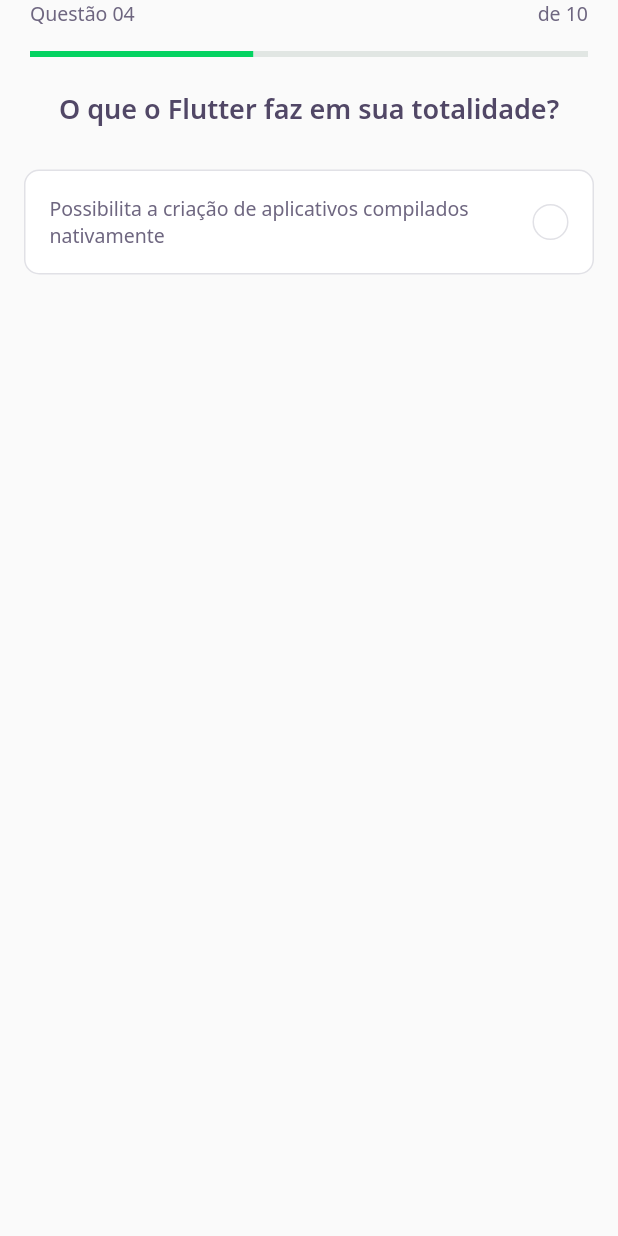
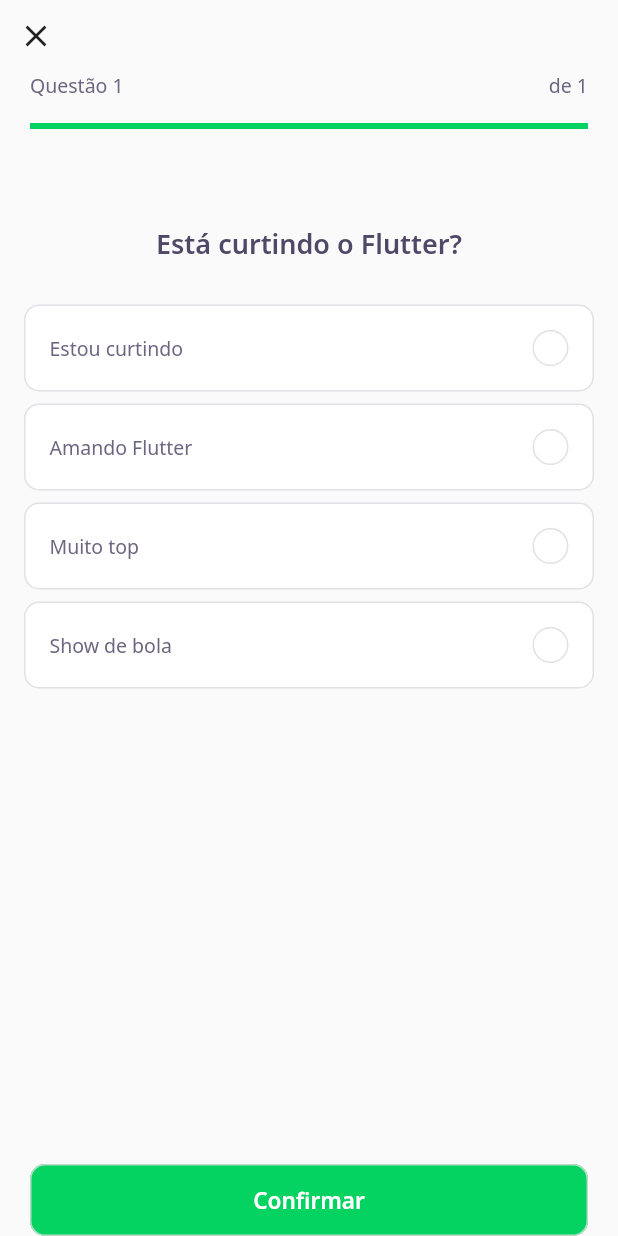
Before and after one commit to Dhi-Carvalho/NLW5-Trilha_Flutter, a Flutter app: the screen it shows after launch, after a tap on "NLW 5 Flutter", on a phone screen of 412 x 824 dp. Run offline on Flutter 3.47's test engine with Material 2 defaults, Android fonts, the phone set to English and light mode, and no system bars; our stand-ins replace google_fonts; accounts and stored records are empty; network calls fail.

Commit message:
Completion of the fourth class

```diff
--- a/devquiz/lib/challenge/challenge_page.dart
+++ b/devquiz/lib/challenge/challenge_page.dart
@@ -1,26 +1,109 @@
+import 'package:devquiz/challenge/challenge_controller.dart';
+import 'package:devquiz/challenge/widgets/next_button/next_button_widget.dart';
 import 'package:devquiz/challenge/widgets/question_indicator/question_indicator_widget.dart';
 import 'package:devquiz/challenge/widgets/quiz/quiz_widget.dart';
+import 'package:devquiz/shared/models/question_model.dart';
 import 'package:flutter/material.dart';
 
 class ChallengePage extends StatefulWidget {
-  ChallengePage({Key? key}) : super(key: key);
+  final List<QuestionModel> questions;
+  ChallengePage({Key? key, required this.questions}) : super(key: key);
 
   @override
   _ChallengePageState createState() => _ChallengePageState();
 }
 
 class _ChallengePageState extends State<ChallengePage> {
+  final controller = ChallengeController();
+  final pageController = PageController();
+  @override
+  void initState() {
+    pageController.addListener(() {
+      controller.currentPage = pageController.page!.toInt() + 1;
+    });
+    super.initState();
+  }
+
+  void nextPage() {
+    if(controller.currentPage < widget.questions.length)
+    pageController.nextPage(
+      duration: Duration(milliseconds: 100),
+      curve: Curves.linear,
+    );
+  }
+
   @override
   Widget build(BuildContext context) {
     return Scaffold(
-      appBar: PreferredSize(
-        preferredSize: Size.fromHeight(60),
-        child: SafeArea(
-          top: true,
-          child: QuestionIndicatorWidget()
+        appBar: PreferredSize(
+          preferredSize: Size.fromHeight(86),
+          child: SafeArea(
+              top: true,
+              child: Column(
+                crossAxisAlignment: CrossAxisAlignment.start,
+                children: [
+                  IconButton(
+                      icon: Icon(Icons.close),
+                      onPressed: () {
+                        Navigator.pop(context);
+                      }),
+                  ValueListenableBuilder<int>(
+                    valueListenable: controller.currentPageNotifier,
+                    builder: (context, value, _) => QuestionIndicatorWidget(
+                      currentPage: controller.currentPage,
+                      length: widget.questions.length,
+                    ),
+                  ),
+                ],
+              )),
         ),
-      ),
-    body: QuizWidget(title: "O que o Flutter faz em sua totalidade?"),
-    );
+        body: PageView(
+          physics: NeverScrollableScrollPhysics(),
+          controller: pageController,
+          children: widget.questions
+              .map((e) => QuizWidget(
+                    question: e,
+                    onChange: nextPage,
+                  ))
+              .toList(),
+        ),
+        bottomNavigationBar: SafeArea(
+          bottom: true,
+          child: Padding(
+            padding: const EdgeInsets.symmetric(horizontal: 20),
+            child: ValueListenableBuilder<int>(
+              valueListenable: controller.currentPageNotifier,
+              builder: (context, value, _) => Row(
+                mainAxisAlignment: MainAxisAlignment.spaceAround,
+                children: [
+                  if(controller.currentPage < widget.questions.length)
+                    Expanded(
+                      child: NextButtonWidget.white(
+                        label: "Pular",
+                        onTap: nextPage,
+                    )),
+                  if (value == widget.questions.length)
+                    Expanded(
+                        child: NextButtonWidget.green(
+                            label: "Confirmar",
+                            onTap: () {
+                              Navigator.pop(context);
+                            }
+                    )),
+                  //Expanded(
+                  //    child: NextButtonWidget.green(
+                  //  label: "Próximo",
+                  //  onTap: () {
+                  //    pageController.nextPage(
+                  //      duration: Duration(milliseconds: 100),
+                  //      curve: Curves.linear,
+                  //    );
+                  //  },
+                  //)),
+                ],
+              ),
+            ),
+          ),
+        ));
   }
 }
--- a/devquiz/lib/challenge/widgets/answer/answer_widget.dart
+++ b/devquiz/lib/challenge/widgets/answer/answer_widget.dart
@@ -1,40 +1,47 @@
 import 'package:devquiz/core/app_colors.dart';
 import 'package:devquiz/core/app_text_styles.dart';
+import 'package:devquiz/shared/models/answer_model.dart';
 import 'package:flutter/material.dart';
 
 class AnswerWidget extends StatelessWidget {
-  final String title;
-  final bool isRight;
+  final AnswerModel answer;
   final bool isSelected;
+  final bool disabled;
+  final VoidCallback onTap;
 
   const AnswerWidget({
     Key? key,
-    required this.title,
-    this.isRight = false,
+    required this.answer,
+    required this.onTap,
     this.isSelected = false,
+    this.disabled = false,
   }) : super(key: key);
 
   Color get _selectedColorRight =>
-      isRight ? AppColors.darkGreen : AppColors.darkRed;
+      answer.isRight ? AppColors.darkGreen : AppColors.darkRed;
 
   Color get _selectedBorderRight =>
-      isRight ? AppColors.lightGreen : AppColors.lightRed;
+      answer.isRight ? AppColors.lightGreen : AppColors.lightRed;
 
   Color get _selectedColorCardRight =>
-      isRight ? AppColors.lightGreen : AppColors.lightRed;
+      answer.isRight ? AppColors.lightGreen : AppColors.lightRed;
 
   Color get _selectedBorderCardRight =>
-      isRight ? AppColors.green : AppColors.red;
+      answer.isRight ? AppColors.green : AppColors.red;
 
   TextStyle get _selectedTextStyleRight =>
-      isRight ? AppTextStyles.bodyDarkGreen : AppTextStyles.bodyDarkRed;
+      answer.isRight ? AppTextStyles.bodyDarkGreen : AppTextStyles.bodyDarkRed;
 
-  IconData get _selectedIconRight => isRight ? Icons.check : Icons.close;
+  IconData get _selectedIconRight => answer.isRight ? Icons.check : Icons.close;
 
   @override
   Widget build(BuildContext context) {
     return Padding(
       padding: const EdgeInsets.symmetric(horizontal: 16, vertical: 4),
+      child: IgnorePointer(
+        ignoring: disabled,
+        child: GestureDetector(
+          onTap: onTap,
           child: Container(
             padding: const EdgeInsets.all(16),
             decoration: BoxDecoration(
@@ -42,15 +49,15 @@ class AnswerWidget extends StatelessWidget {
                 borderRadius: BorderRadius.circular(10),
                 border: Border.fromBorderSide(BorderSide(
                   color: isSelected ? _selectedBorderCardRight : AppColors.border,
-            ))
-        ),
+                ))),
             child: Row(
               mainAxisAlignment: MainAxisAlignment.spaceBetween,
               children: [
                 Expanded(
                   child: Text(
-                title,
-                style: isSelected ? _selectedTextStyleRight : AppTextStyles.body,
+                    answer.title,
+                    style:
+                        isSelected ? _selectedTextStyleRight : AppTextStyles.body,
                   ),
                 ),
                 Container(
@@ -60,10 +67,11 @@ class AnswerWidget extends StatelessWidget {
                       color: isSelected ? _selectedColorRight : AppColors.white,
                       borderRadius: BorderRadius.circular(500),
                       border: Border.fromBorderSide(BorderSide(
-                  color: isSelected ? _selectedBorderRight : AppColors.border,
-                ))
-              ),
-              child: isSelected ? Icon(
+                        color:
+                            isSelected ? _selectedBorderRight : AppColors.border,
+                      ))),
+                  child: isSelected
+                      ? Icon(
                           _selectedIconRight,
                           color: AppColors.white,
                           size: 16,
@@ -73,6 +81,8 @@ class AnswerWidget extends StatelessWidget {
               ],
             ),
           ),
+        ),
+      ),
     );
   }
 }
--- a/devquiz/lib/challenge/widgets/question_indicator/question_indicator_widget.dart
+++ b/devquiz/lib/challenge/widgets/question_indicator/question_indicator_widget.dart
@@ -3,7 +3,11 @@ import 'package:devquiz/shared/widgets/progress_indicator/progress_indicator_wid
 import 'package:flutter/material.dart';
 
 class QuestionIndicatorWidget extends StatelessWidget {
-  const QuestionIndicatorWidget({Key? key}) : super(key: key);
+  final int currentPage;
+  final int length;
+  const QuestionIndicatorWidget(
+      {Key? key, required this.currentPage, required this.length})
+      : super(key: key);
 
   @override
   Widget build(BuildContext context) {
@@ -14,14 +18,16 @@ class QuestionIndicatorWidget extends StatelessWidget {
           Row(
             mainAxisAlignment: MainAxisAlignment.spaceBetween,
             children: [
-              Text("Questão 04", style: AppTextStyles.body),
-              Text("de 10",style: AppTextStyles.body),
+              Text("Questão $currentPage",
+              style: AppTextStyles.body),
+              Text("de $length",
+              style: AppTextStyles.body),
             ],
           ),
           SizedBox(
             height: 16,
           ),
-          ProgressIndicatorWidget(value: 0.4)
+          ProgressIndicatorWidget(value: currentPage / length)
         ],
       ),
     );
--- a/devquiz/lib/challenge/widgets/quiz/quiz_widget.dart
+++ b/devquiz/lib/challenge/widgets/quiz/quiz_widget.dart
@@ -1,24 +1,49 @@
 import 'package:devquiz/challenge/widgets/answer/answer_widget.dart';
 import 'package:devquiz/core/app_text_styles.dart';
+import 'package:devquiz/shared/models/answer_model.dart';
+import 'package:devquiz/shared/models/question_model.dart';
 import 'package:flutter/material.dart';
 
-class QuizWidget extends StatelessWidget {
-  final String title;
-  const QuizWidget({Key? key, required this.title}) : super(key: key);
+class QuizWidget extends StatefulWidget {
+  final QuestionModel question;
+  final VoidCallback onChange;
+  const QuizWidget({Key? key, required this.question, required this.onChange})
+      : super(key: key);
 
+  @override
+  _QuizWidgetState createState() => _QuizWidgetState();
+}
+
+class _QuizWidgetState extends State<QuizWidget> {
+  int indexSelected = -1;
+  AnswerModel answer(int index) => widget.question.answers[index];
   @override
   Widget build(BuildContext context) {
     return Container(
       child: Column(
         children: [
+          SizedBox(
+            height: 64,
+          ),
           Text(
-            title,
+            widget.question.title,
             style: AppTextStyles.heading,
           ),
           SizedBox(
             height: 24,
           ),
-          AnswerWidget(title: "Possibilita a criação de aplicativos compilados nativamente")
+          for (var i = 0; i < widget.question.answers.length; i++)
+            AnswerWidget(
+              answer: answer(i),
+              disabled: indexSelected != -1,
+              isSelected: indexSelected == i,
+              onTap: () {
+                indexSelected = i;
+                setState(() {});
+                Future.delayed(Duration(seconds: 1))
+                    .then((value) => widget.onChange());
+              },
+            ),
         ],
       ),
     );
```
Lines whose indentation alone changed are shown as unchanged.
